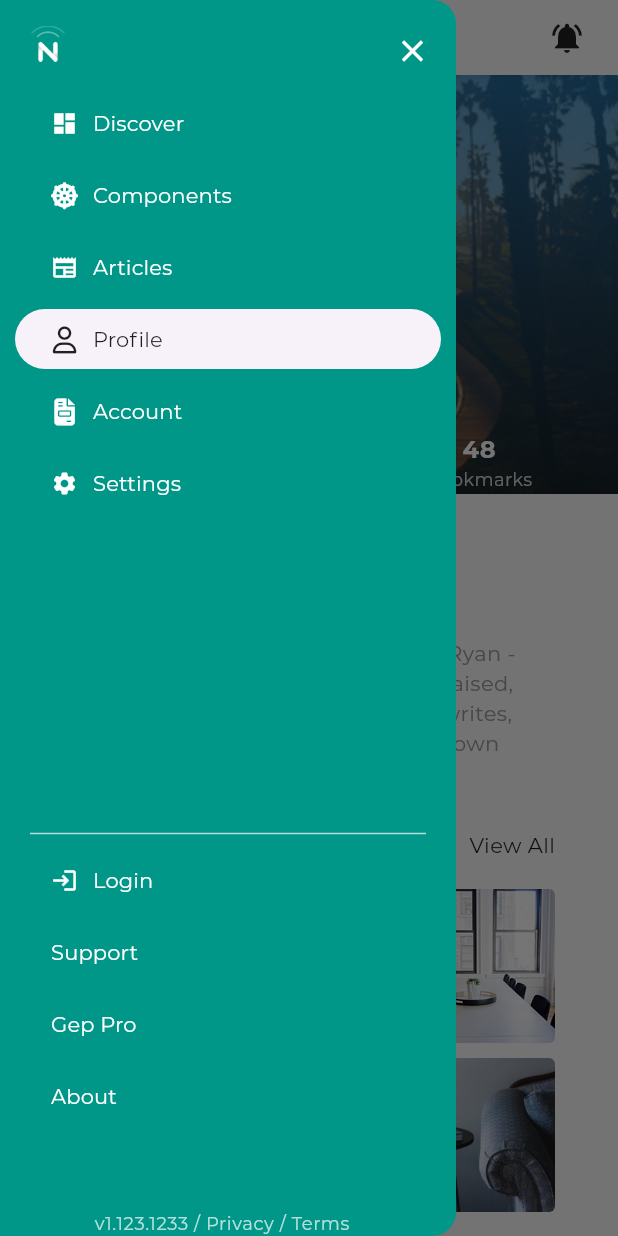
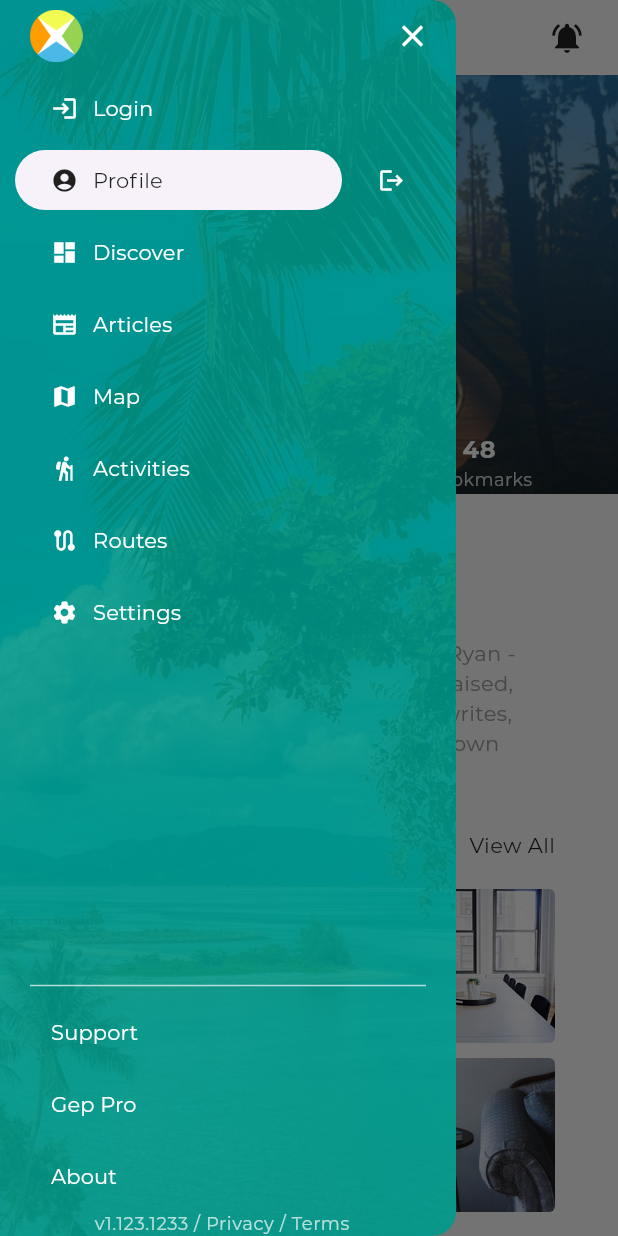
Before and after one commit to Katochimoto/traveltime.guide, a Flutter app: the ProfileScreen screen opened by its route, with the side drawer open, on a phone screen of 412 x 824 dp. Run offline on Flutter 3.47's test engine with Material 2 defaults, Android fonts, the phone set to English and light mode, and no system bars; our stand-ins replace carousel_slider, font_awesome_flutter, salomon_bottom_bar; network calls fail.

Commit message:
Update drawer style

```diff
--- a/lib/widgets/drawer.dart
+++ b/lib/widgets/drawer.dart
@@ -22,6 +22,14 @@ class NowDrawer extends StatelessWidget {
   @override
   Widget build(BuildContext context) {
     return Drawer(
+        child: Container(
+            decoration: const BoxDecoration(
+              image: DecorationImage(
+                image: AssetImage("assets/imgs/drawer_bg.jpg"),
+                fit: BoxFit.cover,
+                opacity: 0.1,
+              ),
+            ),
             child: SafeArea(
               child: Column(children: [
                 Padding(
@@ -31,15 +39,17 @@ class NowDrawer extends StatelessWidget {
                     crossAxisAlignment: CrossAxisAlignment.center,
                     children: [
                       const Image(
-                  image: AssetImage("assets/imgs/now-logo.png"),
-                  width: 24,
-                  height: 24),
+                          image: AssetImage("assets/imgs/logo3.png"),
+                          width: 35,
+                          height: 35),
                       Padding(
-                padding: const EdgeInsets.only(top: 10.0),
+                        padding: const EdgeInsets.only(top: 0.0),
                         child: IconButton(
                             style: IconButton.styleFrom(
-                        foregroundColor:
-                            Theme.of(context).primaryTextTheme.button?.color),
+                                foregroundColor: Theme.of(context)
+                                    .primaryTextTheme
+                                    .button
+                                    ?.color),
                             iconSize: 24,
                             icon: const Icon(Icons.close),
                             onPressed: () {
@@ -56,82 +66,124 @@ class NowDrawer extends StatelessWidget {
                     padding: const EdgeInsets.symmetric(horizontal: 10),
                     children: [
                       DrawerTile(
+                          icon: Icons.login,
+                          onTap: _launchURL,
+                          title: "Login",
+                          isSelected:
+                              currentPage == "Getting started" ? true : false),
+                      Row(
+                        children: [
+                          Flexible(
+                              child: DrawerTile(
+                                  icon: Icons.account_circle,
+                                  onTap: () {
+                                    if (currentPage != Routes.profile) {
+                                      Navigator.pushReplacementNamed(
+                                          context, Routes.profile);
+                                    }
+                                  },
+                                  title: "Profile",
+                                  isSelected: currentPage == Routes.profile
+                                      ? true
+                                      : false)),
+                          DrawerTile(
+                              icon: Icons.logout,
+                              onTap: _launchURL,
+                              isSelected: currentPage == "Getting started"
+                                  ? true
+                                  : false),
+                        ],
+                      ),
+                      DrawerTile(
                           icon: Icons.dashboard,
                           onTap: () {
                             if (currentPage != Routes.home) {
-                      Navigator.pushReplacementNamed(context, Routes.home);
+                              Navigator.pushReplacementNamed(
+                                  context, Routes.home);
                             }
                           },
                           title: "Discover",
-                  isSelected: currentPage == Routes.home ? true : false),
+                          isSelected:
+                              currentPage == Routes.home ? true : false),
                       DrawerTile(
-                  icon: FontAwesomeIcons.dharmachakra,
+                          icon: Icons.newspaper,
+                          onTap: () {
+                            if (currentPage != Routes.articles) {
+                              Navigator.pushReplacementNamed(
+                                  context, Routes.articles);
+                            }
+                          },
+                          title: "Articles",
+                          isSelected:
+                              currentPage == Routes.articles ? true : false),
+                      DrawerTile(
+                          icon: Icons.map,
                           onTap: () {
                             if (currentPage != Routes.components) {
                               Navigator.pushReplacementNamed(
                                   context, Routes.components);
                             }
                           },
-                  title: "Components",
-                  isSelected: currentPage == Routes.components ? true : false),
+                          title: "Map",
+                          isSelected:
+                              currentPage == Routes.components ? true : false),
                       DrawerTile(
-                  icon: Icons.newspaper,
+                          icon: Icons.hiking,
                           onTap: () {
-                    if (currentPage != Routes.articles) {
-                      Navigator.pushReplacementNamed(context, Routes.articles);
+                            if (currentPage != Routes.components) {
+                              Navigator.pushReplacementNamed(
+                                  context, Routes.components);
                             }
                           },
-                  title: "Articles",
-                  isSelected: currentPage == Routes.articles ? true : false),
+                          title: "Activities",
+                          isSelected:
+                              currentPage == Routes.components ? true : false),
                       DrawerTile(
-                  icon: FontAwesomeIcons.user,
+                          icon: Icons.route,
                           onTap: () {
-                    if (currentPage != Routes.profile) {
-                      Navigator.pushReplacementNamed(context, Routes.profile);
+                            if (currentPage != Routes.components) {
+                              Navigator.pushReplacementNamed(
+                                  context, Routes.components);
                             }
                           },
-                  title: "Profile",
-                  isSelected: currentPage == Routes.profile ? true : false),
-              DrawerTile(
-                  icon: FontAwesomeIcons.fileInvoice,
-                  onTap: () {
-                    if (currentPage != Routes.account) {
-                      Navigator.pushReplacementNamed(context, Routes.account);
-                    }
-                  },
-                  title: "Account",
-                  isSelected: currentPage == Routes.account ? true : false),
+                          title: "Routes",
+                          isSelected:
+                              currentPage == Routes.components ? true : false),
+                      // DrawerTile(
+                      //     icon: FontAwesomeIcons.fileInvoice,
+                      //     onTap: () {
+                      //       if (currentPage != Routes.account) {
+                      //         Navigator.pushReplacementNamed(context, Routes.account);
+                      //       }
+                      //     },
+                      //     title: "Account",
+                      //     isSelected: currentPage == Routes.account ? true : false),
                       DrawerTile(
                           icon: Icons.settings,
                           onTap: () {
                             if (currentPage != Routes.settings) {
-                      Navigator.pushReplacementNamed(context, Routes.settings);
+                              Navigator.pushReplacementNamed(
+                                  context, Routes.settings);
                             }
                           },
                           title: "Settings",
-                  isSelected: currentPage == Routes.settings ? true : false),
+                          isSelected:
+                              currentPage == Routes.settings ? true : false),
                     ],
                   ),
                 ),
                 Padding(
-            padding: const EdgeInsets.symmetric(horizontal: 20, vertical: 5),
+                    padding:
+                        const EdgeInsets.symmetric(horizontal: 20, vertical: 5),
                     child: Divider(
                       height: 4,
                       thickness: 1,
                       color: Theme.of(context).primaryColorLight,
                     )),
-        Expanded(
-            flex: 1,
-            child: ListView(
-              physics: const BouncingScrollPhysics(),
+                Padding(
                   padding: const EdgeInsets.symmetric(horizontal: 10),
+                  child: Column(
                     children: [
-                DrawerTile(
-                    icon: Icons.login,
-                    onTap: _launchURL,
-                    title: "Login",
-                    isSelected:
-                        currentPage == "Getting started" ? true : false),
                       DrawerTile(
                           onTap: _launchURL,
                           title: "Support",
@@ -148,10 +200,42 @@ class NowDrawer extends StatelessWidget {
                           isSelected:
                               currentPage == "Getting started" ? true : false),
                     ],
-            )),
+                  ),
+                ),
+                // Expanded(
+                //     flex: 1,
+                //     child: ListView(
+                //       physics: const BouncingScrollPhysics(),
+                //       padding: const EdgeInsets.symmetric(horizontal: 10),
+                //       children: [
+                //         DrawerTile(
+                //             icon: Icons.login,
+                //             onTap: _launchURL,
+                //             title: "Login",
+                //             isSelected:
+                //                 currentPage == "Getting started" ? true : false),
+                //         DrawerTile(
+                //             onTap: _launchURL,
+                //             title: "Support",
+                //             isSelected:
+                //                 currentPage == "Getting started" ? true : false),
+                //         DrawerTile(
+                //             onTap: _launchURL,
+                //             title: "Gep Pro",
+                //             isSelected:
+                //                 currentPage == "Getting started" ? true : false),
+                //         DrawerTile(
+                //             onTap: _launchURL,
+                //             title: "About",
+                //             isSelected:
+                //                 currentPage == "Getting started" ? true : false),
+                //       ],
+                //     )),
                 Container(
                     padding: const EdgeInsets.only(left: 8, right: 16),
-            child: Row(mainAxisAlignment: MainAxisAlignment.center, children: [
+                    child: Row(
+                        mainAxisAlignment: MainAxisAlignment.center,
+                        children: [
                           Text(
                             "v1.123.1233",
                             style: Theme.of(context).primaryTextTheme.caption,
@@ -160,16 +244,18 @@ class NowDrawer extends StatelessWidget {
                               onTap: () {},
                               child: Text(
                                 " / Privacy",
-                    style: Theme.of(context).primaryTextTheme.caption,
+                                style:
+                                    Theme.of(context).primaryTextTheme.caption,
                               )),
                           GestureDetector(
                               onTap: () {},
                               child: Text(
                                 " / Terms",
-                    style: Theme.of(context).primaryTextTheme.caption,
+                                style:
+                                    Theme.of(context).primaryTextTheme.caption,
                               )),
                         ])),
               ]),
-    ));
+            )));
   }
 }
--- a/lib/widgets/drawer_tile.dart
+++ b/lib/widgets/drawer_tile.dart
@@ -1,14 +1,14 @@
 import 'package:flutter/material.dart';
 
 class DrawerTile extends StatelessWidget {
-  final String title;
+  final String? title;
   final IconData? icon;
   final void Function() onTap;
   final bool isSelected;
 
   const DrawerTile({
     super.key,
-    required this.title,
+    this.title = '',
     this.icon,
     required this.onTap,
     this.isSelected = false,
@@ -30,8 +30,10 @@ class DrawerTile extends StatelessWidget {
         crossAxisAlignment: CrossAxisAlignment.center,
         children: [
           icon != null ? Icon(icon, size: 18) : Container(),
-          icon != null ? const SizedBox(width: 10) : Container(),
-          Text(title),
+          icon != null && title!.isNotEmpty
+              ? const SizedBox(width: 10)
+              : Container(),
+          title!.isNotEmpty ? Text(title ?? '') : Container(),
         ],
       ),
     );
--- a/lib/widgets/navbar/navbar_categories.dart
+++ b/lib/widgets/navbar/navbar_categories.dart
@@ -57,6 +57,7 @@ class NavbarCategories extends StatelessWidget {
           NavbarCategorieButton(icon: Icons.hiking, title: 'Activities'),
           NavbarCategorieButton(icon: Icons.route, title: 'Routes'),
           NavbarCategorieButton(icon: Icons.change_circle, title: 'Currency'),
+          NavbarCategorieButton(icon: Icons.set_meal_sharp, title: 'Food'),
           NavbarCategorieButton(icon: Icons.newspaper, title: 'News'),
           NavbarCategorieButton(icon: Icons.description, title: 'Visa'),
           NavbarCategorieButton(icon: Icons.coronavirus, title: 'COVID'),
--- a/pubspec.yaml
+++ b/pubspec.yaml
@@ -82,6 +82,10 @@ flutter:
     - assets/imgs/album-6.jpg
     - assets/imgs/onboarding-free.png
     - assets/imgs/invision-white-slim.png
+    - assets/imgs/drawer_bg.jpg
+    - assets/imgs/logo1.png
+    - assets/imgs/logo2.png
+    - assets/imgs/logo3.png
 
   # An image asset can refer to one or more resolution-specific "variants", see
   # https://flutter.dev/assets-and-images/#resolution-aware
```
Also changed, not shown: assets/imgs/drawer_bg.jpg (added), assets/imgs/logo1.png (added), assets/imgs/logo1.svg (added), assets/imgs/logo2.png (added), assets/imgs/logo2.svg (added), assets/imgs/logo3.png (added), assets/imgs/logo3.svg (added). Lines whose indentation alone changed are shown as unchanged.
